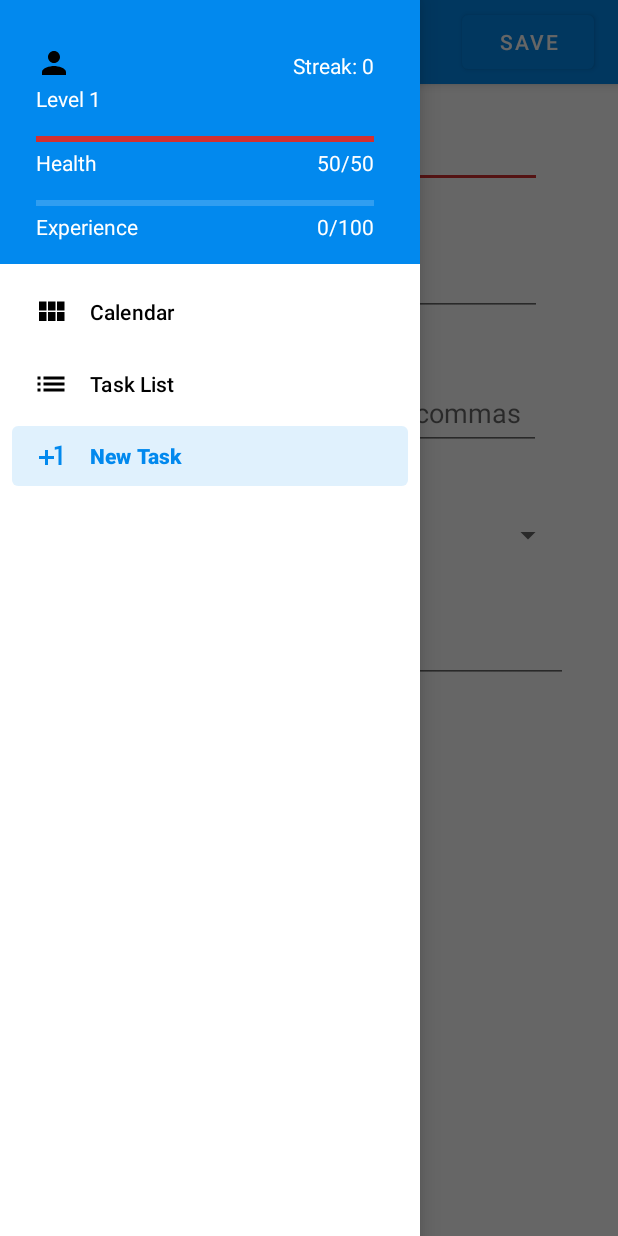
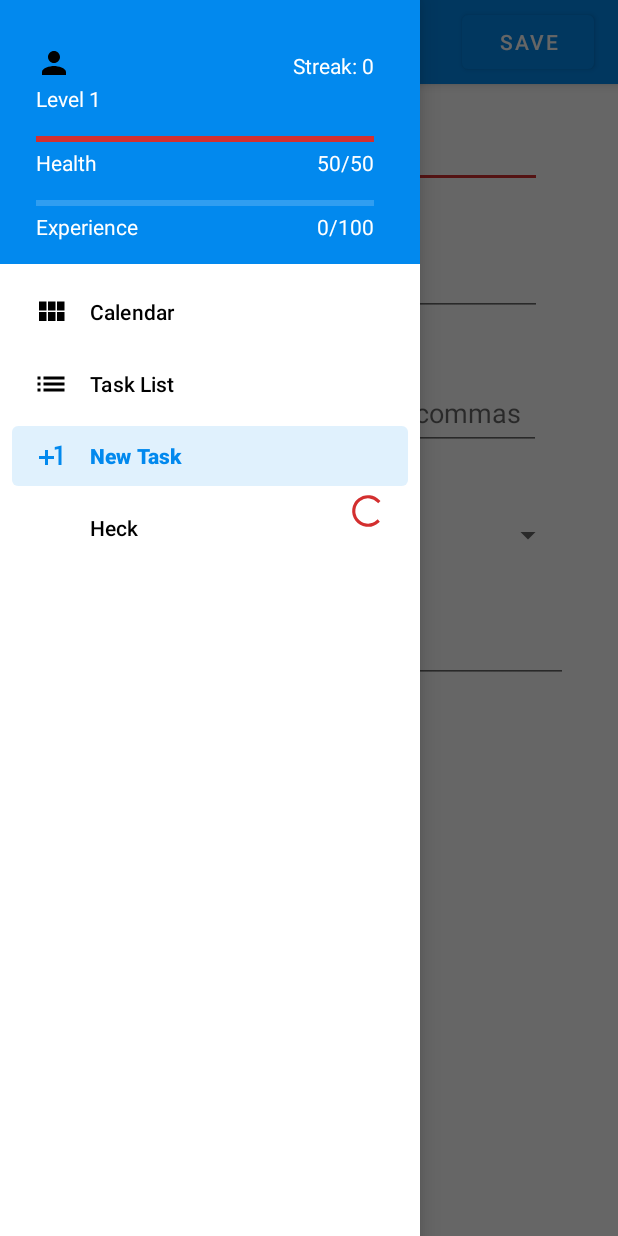
Before and after one commit to Iotaslair/Milestone, an Android app: the NewTask screen opened directly, with no data from a screen before it, with the side drawer open, on a phone screen of 412 x 824 dp. Run offline under Robolectric (Android 15) with nearby library versions, the phone set to English and light mode, and no system bars.

```diff
--- a/App/app/build.gradle
+++ b/App/app/build.gradle
@@ -6,8 +6,8 @@ android {
         applicationId "com.williampembleton.milestone"
         minSdkVersion 23
         targetSdkVersion 28
-        versionCode 3
-        versionName "1.0"
+        versionCode 4
+        versionName "1.1"
         testInstrumentationRunner "android.support.test.runner.AndroidJUnitRunner"
     }
     buildTypes {
--- /dev/null
+++ b/App/app/src/main/res/layout/achievements.xml
@@ -0,0 +1,18 @@
+<?xml version="1.0" encoding="utf-8"?>
+<android.support.constraint.ConstraintLayout
+    xmlns:android="http://schemas.android.com/apk/res/android"
+    xmlns:app="http://schemas.android.com/apk/res-auto"
+    xmlns:tools="http://schemas.android.com/tools"
+    android:layout_width="match_parent"
+    android:layout_height="match_parent">
+
+    <ProgressBar
+        android:layout_width="25dp"
+        android:layout_height="25dp"
+
+        app:layout_constraintStart_toStartOf="parent"
+        app:layout_constraintTop_toTopOf="parent" />
+
+
+
+</android.support.constraint.ConstraintLayout>
--- a/App/app/src/main/res/menu/driver_menu.xml
+++ b/App/app/src/main/res/menu/driver_menu.xml
@@ -1,6 +1,6 @@
-<?xml version="1.0" encoding="utf-8"?>
-<!-- This is a list of all items in the navigation drawer-->
+<?xml version="1.0" encoding="utf-8"?><!-- This is a list of all items in the navigation drawer-->
 <menu xmlns:android="http://schemas.android.com/apk/res/android"
+    xmlns:app="http://schemas.android.com/apk/res-auto"
     xmlns:tools="http://schemas.android.com/tools"
     tools:showIn="navigation_view">
 
@@ -10,13 +10,22 @@
             android:icon="@drawable/ic_calendar"
             android:title="Calendar" />
         <item
-        android:id="@+id/nav_task_list"
-        android:icon="@drawable/ic_task_list"
-        android:title="Task List" />
+            android:id="@+id/nav_task_list"
+            android:icon="@drawable/ic_task_list"
+            android:title="Task List" />
         <item
             android:id="@+id/nav_new_task"
             android:icon="@drawable/ic_new_task"
             android:title="New Task" />
     </group>
 
+    <group android:checkableBehavior="none">
+        <item
+            android:id="@+id/menu_pick_color"
+            android:title="Heck"
+            app:actionLayout="@layout/achievements"
+            app:showAsAction="always" />
+    </group>
+
+
 </menu>
```
Also changed, not shown: App/app/src/main/java/com/williampembleton/milestone/Calendar.java (+8 -6 lines), App/app/src/main/java/com/williampembleton/milestone/NewTask.java (+8 -6 lines), App/app/src/main/java/com/williampembleton/milestone/TaskList.java (+8 -6 lines), App/app/src/main/java/com/williampembleton/milestone/TaskListSearched.java (+8 -6 lines), 1 other file.
